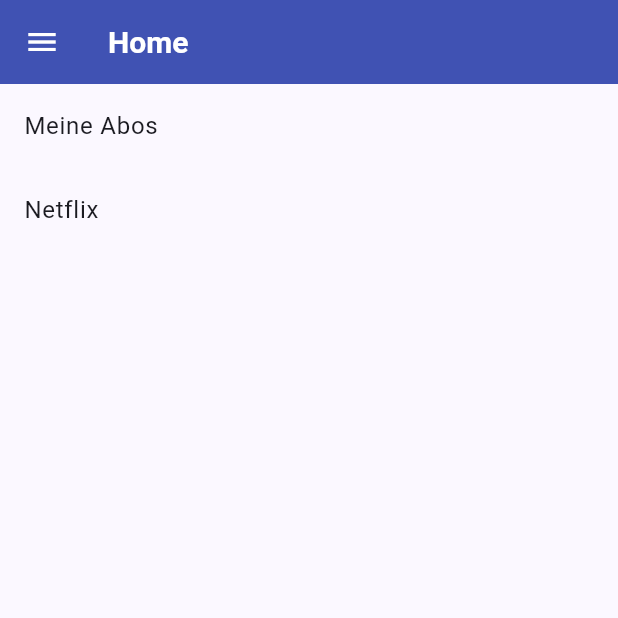
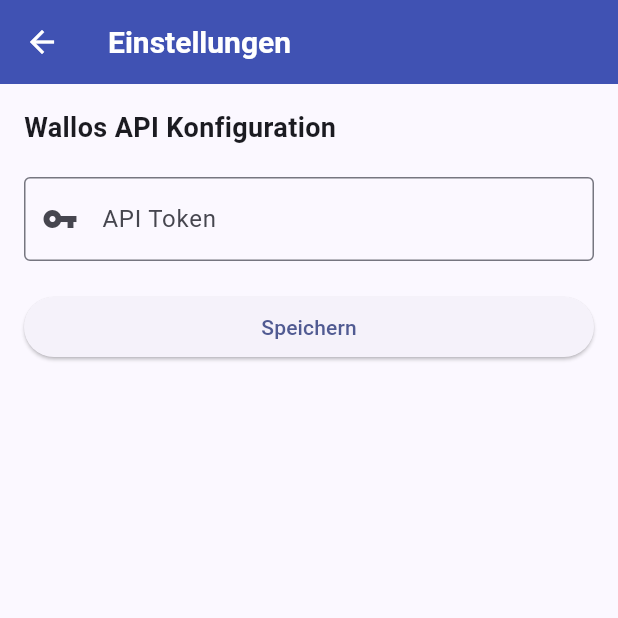
Before and after one commit to danielstirnemann/Wallos_Mobile, a Flutter app: the screen it shows after launch, in the side drawer, after a tap on "Einstellungen", on a phone screen of 412 x 824 dp, the top half of it. Run offline on Flutter 3.47's test engine with Material 3 defaults, Android fonts, the phone set to English and light mode, and no system bars.

Commit message:
Drawer, SettingsPage

```diff
--- a/lib/main_drawer.dart
+++ b/lib/main_drawer.dart
@@ -1,4 +1,5 @@
 import 'package:flutter/material.dart';
+import 'settings_page.dart';
 
 class MainDrawer extends StatelessWidget {
   const MainDrawer({super.key});
@@ -29,7 +30,13 @@
           ListTile(
             leading: const Icon(Icons.settings),
             title: const Text('Einstellungen'),
-            onTap: () => Navigator.pop(context),
+            onTap: () {
+              Navigator.pop(context);
+              Navigator.push(
+                context,
+                MaterialPageRoute(builder: (context) => const SettingsPage()),
+              );
+            },
           ),
         ],
       ),
--- /dev/null
+++ b/lib/settings_page.dart
@@ -0,0 +1,65 @@
+import 'package:flutter/material.dart';
+
+class SettingsPage extends StatefulWidget {
+  const SettingsPage({super.key});
+
+  @override
+  State<SettingsPage> createState() => _SettingsPageState();
+}
+
+class _SettingsPageState extends State<SettingsPage> {
+  // Controller, um den Text aus dem Feld auszulesen
+  final TextEditingController _tokenController = TextEditingController();
+
+  @override
+  void dispose() {
+    _tokenController.dispose();
+    super.dispose();
+  }
+
+  void _saveSettings() {
+    final token = _tokenController.text;
+    // TODO: Hier später mit shared_preferences dauerhaft speichern
+    ScaffoldMessenger.of(context).showSnackBar(
+      SnackBar(content: Text('Token gespeichert: $token')),
+    );
+  }
+
+  @override
+  Widget build(BuildContext context) {
+    return Scaffold(
+      appBar: AppBar(
+        title: const Text('Einstellungen'),
+      ),
+      body: Padding(
+        padding: const EdgeInsets.all(16.0),
+        child: Column(
+          crossAxisAlignment: CrossAxisAlignment.start,
+          children: [
+            const Text(
+              'Wallos API Konfiguration',
+              style: TextStyle(fontSize: 18, fontWeight: FontWeight.bold),
+            ),
+            const SizedBox(height: 20),
+            TextField(
+              controller: _tokenController,
+              decoration: const InputDecoration(
+                labelText: 'API Token',
+                border: OutlineInputBorder(),
+                prefixIcon: Icon(Icons.vpn_key),
+              ),
+            ),
+            const SizedBox(height: 20),
+            SizedBox(
+              width: double.infinity,
+              child: ElevatedButton(
+                onPressed: _saveSettings,
+                child: const Text('Speichern'),
+              ),
+            ),
+          ],
+        ),
+      ),
+    );
+  }
+}
```
